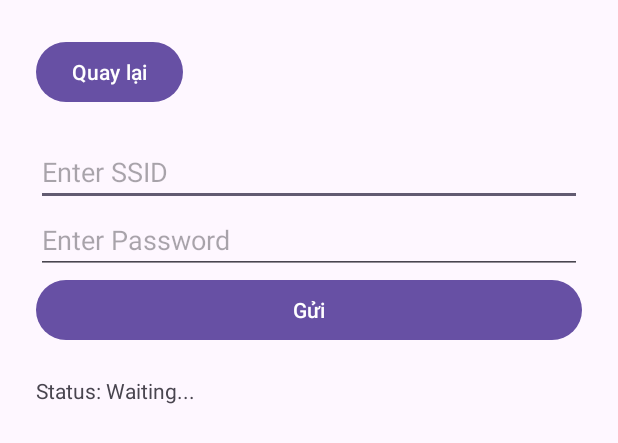
After one commit to huyhuyqazwsx/Project2_Cua_thong_minh, an Android app: the layout activity_doi_mat_khau_wifi.xml on its own in the app's theme, with its tools: preview values and no code run, on a phone screen of 412 x 824 dp. The commit adds this screen. Shown: the top 443 px of the screen. Run offline under Robolectric (Android 15) with nearby library versions, the phone set to English and light mode, and no system bars.

Commit message:
them chuc nang doi mat khau cho app, sua doi 1 vai chuc nang cua ESP32

```diff
--- a/appKotlin/app/src/main/java/com/example/smart_door/DangKy.kt
+++ b/appKotlin/app/src/main/java/com/example/smart_door/DangKy.kt
@@ -4,13 +4,9 @@ import android.content.Intent
 import android.os.Bundle
 import android.widget.Button
 import android.widget.EditText
-import android.widget.TimePicker
 import android.widget.Toast
 import androidx.activity.enableEdgeToEdge
 import androidx.appcompat.app.AppCompatActivity
-import androidx.core.view.ViewCompat
-import androidx.core.view.WindowInsetsCompat
-import com.google.firebase.Firebase
 import com.google.firebase.auth.FirebaseAuth
 import com.google.firebase.database.FirebaseDatabase
 
--- a/appKotlin/app/src/main/java/com/example/smart_door/DangNhap.kt
+++ b/appKotlin/app/src/main/java/com/example/smart_door/DangNhap.kt
@@ -4,14 +4,10 @@ import android.content.Intent
 import android.os.Bundle
 import android.widget.Button
 import android.widget.EditText
-import android.widget.TextView
 import android.widget.Toast
 import androidx.activity.enableEdgeToEdge
 import androidx.appcompat.app.AppCompatActivity
-import androidx.core.view.ViewCompat
-import androidx.core.view.WindowInsetsCompat
 import com.google.firebase.auth.FirebaseAuth
-import com.google.firebase.database.FirebaseDatabase
 
 class DangNhap : AppCompatActivity() {
 
--- /dev/null
+++ b/appKotlin/app/src/main/res/layout/activity_doi_mat_khau_wifi.xml
@@ -0,0 +1,42 @@
+<?xml version="1.0" encoding="utf-8"?>
+<LinearLayout xmlns:android="http://schemas.android.com/apk/res/android"
+    android:orientation="vertical"
+    android:padding="24dp"
+    android:layout_width="match_parent"
+    android:layout_height="match_parent">
+
+
+    <Button
+        android:id="@+id/btnQuayLai1"
+        android:layout_width="wrap_content"
+        android:layout_height="wrap_content"
+        android:layout_gravity="left"
+        android:text="Quay lại" />
+
+    <EditText
+        android:id="@+id/edtSsid"
+        android:layout_marginTop="20dp"
+        android:layout_width="match_parent"
+        android:layout_height="wrap_content"
+        android:hint="Enter SSID" />
+
+    <EditText
+        android:id="@+id/edtPassword"
+        android:layout_width="match_parent"
+        android:layout_height="wrap_content"
+        android:hint="Enter Password" />
+
+    <Button
+        android:id="@+id/btnSend"
+        android:layout_width="match_parent"
+        android:layout_height="wrap_content"
+        android:text="Gửi" />
+
+    <TextView
+        android:id="@+id/statusText"
+        android:layout_width="match_parent"
+        android:layout_height="wrap_content"
+        android:text="Status: Waiting..."
+        android:paddingTop="20dp" />
+
+</LinearLayout>
--- a/appKotlin/gradle.properties
+++ b/appKotlin/gradle.properties
@@ -21,3 +21,4 @@ kotlin.code.style=official
 # resources declared in the library itself and none from the library's dependencies,
 # thereby reducing the size of the R class for that library
 android.nonTransitiveRClass=true
+org.gradle.configuration-cache=true
```
Also changed, not shown: appKotlin/app/src/main/AndroidManifest.xml (+10 -3 lines), appKotlin/app/src/main/java/com/example/smart_door/DoiMatKhauWifi.kt (added, +188 -0 lines), appKotlin/app/src/main/java/com/example/smart_door/DoorController.kt (+58 -18 lines), appKotlin/app/src/main/res/layout/activity_door_controller.xml (+7 -0 lines), 1 other file.
